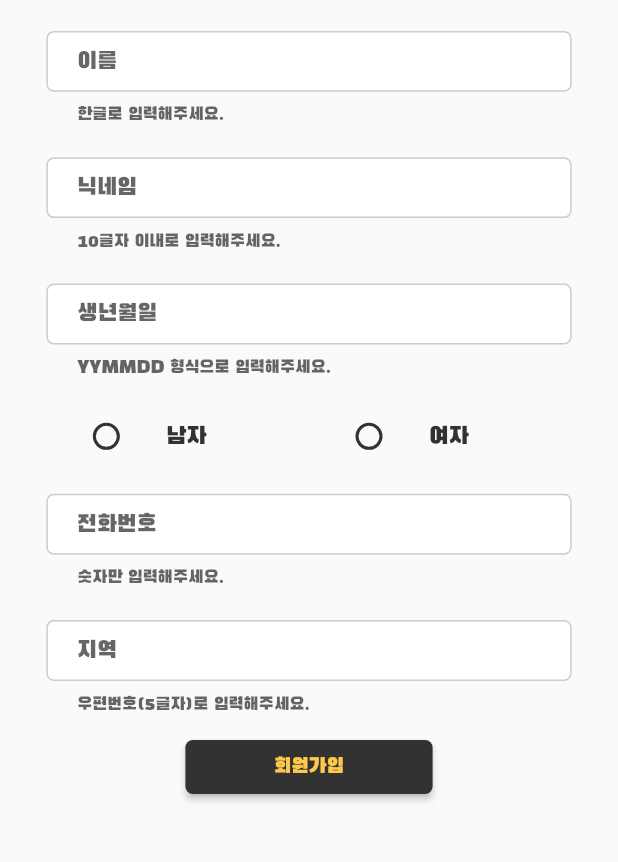
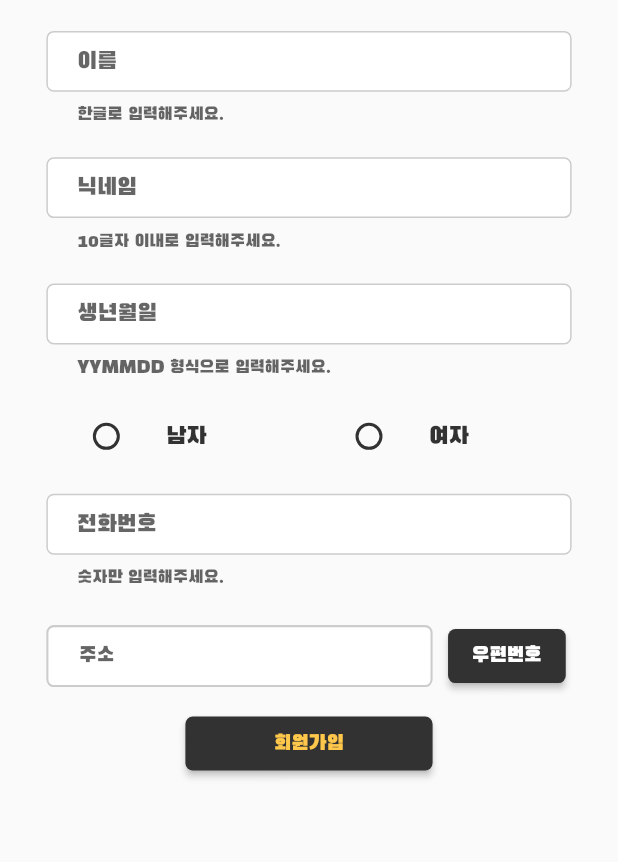
Before and after one commit to TIONBARY/WatchOuT, a Flutter app: the screen it shows once a user with an empty profile is signed in, on a phone screen of 412 x 824 dp, the part 309-1171 px from its top. Run offline on Flutter 3.47's test engine with Material 2 defaults, Android fonts, the phone set to English and light mode, and no system bars; our stand-ins replace carousel_slider, cloud_firestore, firebase_auth, firebase_core, flutter_dotenv, flutter_signin_button and 8 more; missing offline and left inert: flutter_background, kakaomap_webview, kpostal, watch_connectivity; accounts and stored records are empty; network calls fail.

Commit message:
:wrench: 회원가입시 도로명주소로 입력하도록 변경

```diff
--- a/Frontend/lib/components/login/sign_up.dart
+++ b/Frontend/lib/components/login/sign_up.dart
@@ -4,6 +4,7 @@ import 'package:flutter/cupertino.dart';
 import 'package:flutter/material.dart';
 import 'package:homealone/components/login/sign_up_text_field.dart';
 import 'package:homealone/constants.dart';
+import 'package:kpostal/kpostal.dart';
 import 'package:sizer/sizer.dart';
 
 class SignUp extends StatefulWidget {
@@ -16,7 +17,13 @@ class SignUp extends StatefulWidget {
 }
 
 class _SignupState extends State<SignUp> {
+  final TextEditingController _textController = new TextEditingController();
+  Widget _changedTextWidget = Container();
+
   final _SignupKey = GlobalKey<FormState>();
+
+  String postCode = '';
+  String address = '';
 
   String? _name = '';
   String? _nickname = '';
@@ -57,7 +64,7 @@ class _SignupState extends State<SignUp> {
       "gender": _gender,
       "age": _age,
       "phone": _phone,
-      "region": _region,
+      "region": '(${this.postCode}) ${this.address}',
       "activated": true,
     });
   }
@@ -168,15 +175,80 @@ class _SignupState extends State<SignUp> {
                 _phone = number;
               },
             ),
-            SignUpTextField(
-              paddings: EdgeInsets.fromLTRB(7.5.w, 1.25.h, 7.5.w, 1.25.h),
-              keyboardtypes: TextInputType.number,
-              hinttexts: '지역',
-              helpertexts: '우편번호(5글자)로 입력해주세요.',
-              onchangeds: (region) {
-                _region = region;
-              },
+            Row(
+              children: [
+                FittedBox(
+                  fit: BoxFit.contain,
+                  child: Container(
+                    margin: EdgeInsets.fromLTRB(7.5.w, 1.25.h, 1.25.w, 1.25.h),
+                    padding: EdgeInsets.fromLTRB(5.w, 1.25.h, 1.25.w, 1.25.h),
+                    width: 62.5.w,
+                    decoration: BoxDecoration(
+                        color: Colors.white,
+                        borderRadius: BorderRadius.circular(5),
+                        border: Border.all(
+                          width: 1.sp,
+                          color: n25Color,
+                        )),
+                    child: (this.postCode.isEmpty && this.address.isEmpty)
+                        ? Text(
+                            '주소',
+                            style: TextStyle(color: n75Color),
+                          )
+                        : Text(
+                            '(${this.postCode}) ${this.address}',
+                            overflow: TextOverflow.ellipsis,
+                          ),
+                  ),
+                ),
+                GestureDetector(
+                  onTap: () {},
+                  child: Container(
+                    padding: EdgeInsets.fromLTRB(1.25.w, 1.25.h, 0, 1.25.h),
+                    child: ElevatedButton(
+                      style: ElevatedButton.styleFrom(
+                        backgroundColor: nColor,
+                        shape: RoundedRectangleBorder(
+                            borderRadius: BorderRadius.circular(5)),
+                      ),
+                      onPressed: () async {
+                        await Navigator.push(
+                          context,
+                          MaterialPageRoute(
+                            builder: (_) => KpostalView(
+                              useLocalServer: true,
+                              localPort: 8080,
+                              callback: (Kpostal result) {
+                                setState(() {
+                                  this.postCode = result.postCode;
+                                  this.address = result.address;
+                                });
+                              },
+                            ),
+                          ),
+                        );
+                      },
+                      child: Text(
+                        '우편번호',
+                      ),
+                    ),
+                  ),
+                ),
+              ],
             ),
+            // Container(
+            //   padding: EdgeInsets.all(40.0),
+            //   child: Column(
+            //     children: [
+            //       Text('postCode',
+            //           style: TextStyle(fontWeight: FontWeight.bold)),
+            //       Text('(${this.postCode})'),
+            //       Text('address',
+            //           style: TextStyle(fontWeight: FontWeight.bold)),
+            //       Text('${this.address}'),
+            //     ],
+            //   ),
+            // ),
             Container(
               padding: EdgeInsets.fromLTRB(30.w, 0, 30.w, 0),
               child: ElevatedButton(
--- a/Frontend/lib/components/utils/double_click_pop.dart
+++ b/Frontend/lib/components/utils/double_click_pop.dart
@@ -1,7 +1,7 @@
 import 'package:flutter/material.dart';
 import 'package:flutter/services.dart';
-import 'package:flutter_screenutil/flutter_screenutil.dart';
 import 'package:fluttertoast/fluttertoast.dart';
+import 'package:sizer/sizer.dart';
 
 DateTime? currentBackPressTime;
 
--- a/Frontend/pubspec.yaml
+++ b/Frontend/pubspec.yaml
@@ -39,10 +39,8 @@ dependencies:
   google_sign_in: ^5.4.2
   firebase_auth: ^3.11.2
   fluttertoast: ^8.0.8
-  flutter_screenutil: ^5.5.4
   flutter_signin_button: ^2.0.0
   firebase_core: ^1.24.0
-  persistent_bottom_nav_bar: ^5.0.2
   geolocator: ^9.0.1
   kakaomap_webview: ^0.6.2
   flutter_dotenv: ^5.0.2
@@ -60,6 +58,7 @@ dependencies:
   flutter_background: ^1.1.0
   flutter_svg: ^1.1.3
   firebase_core_platform_interface: 4.5.1
+  kpostal: ^0.5.1
 
 dev_dependencies:
   flutter_test:
```
Also changed, not shown: Frontend/pubspec.lock.
